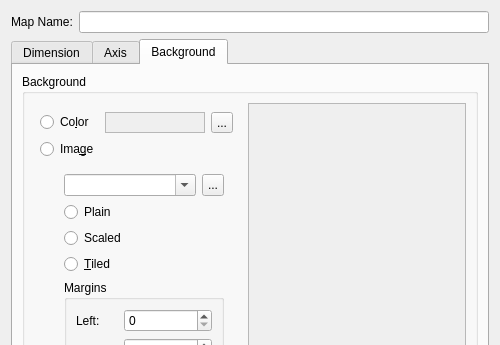
The window that bin/mappropertiesdialog.ui (dyle/rpgmapper) describes before a commit, drawn with Qt 5; both pictures show x 0 to 500 and y 0 to 345 of the 500 by 580 pixel window.
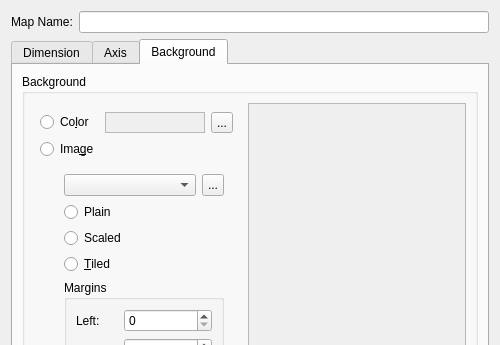
The same window after the commit. Icons and pictures are not drawn. Custom widgets are drawn as their Qt base class.

```diff
--- a/bin/mappropertiesdialog.ui
+++ b/bin/mappropertiesdialog.ui
@@ -755,9 +755,6 @@
                        <height>16777215</height>
                       </size>
                      </property>
-                     <property name="editable">
-                      <bool>true</bool>
-                     </property>
                      <property name="insertPolicy">
                       <enum>QComboBox::InsertAtTop</enum>
                      </property>
```
